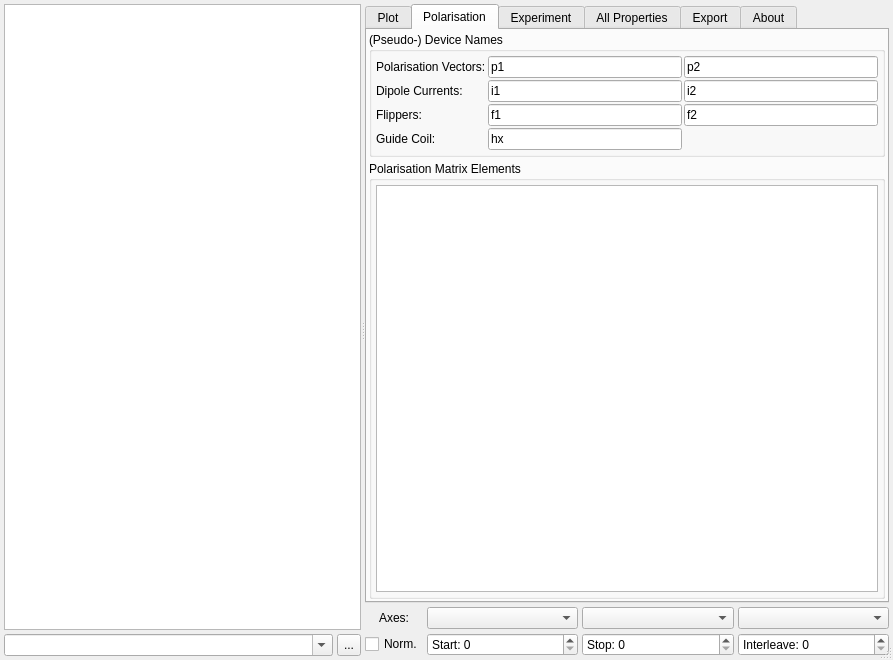
First picture: the form in ui/scanviewer.ui, repository tweber-ill/ill_mirror-takin2-core, before the edit.
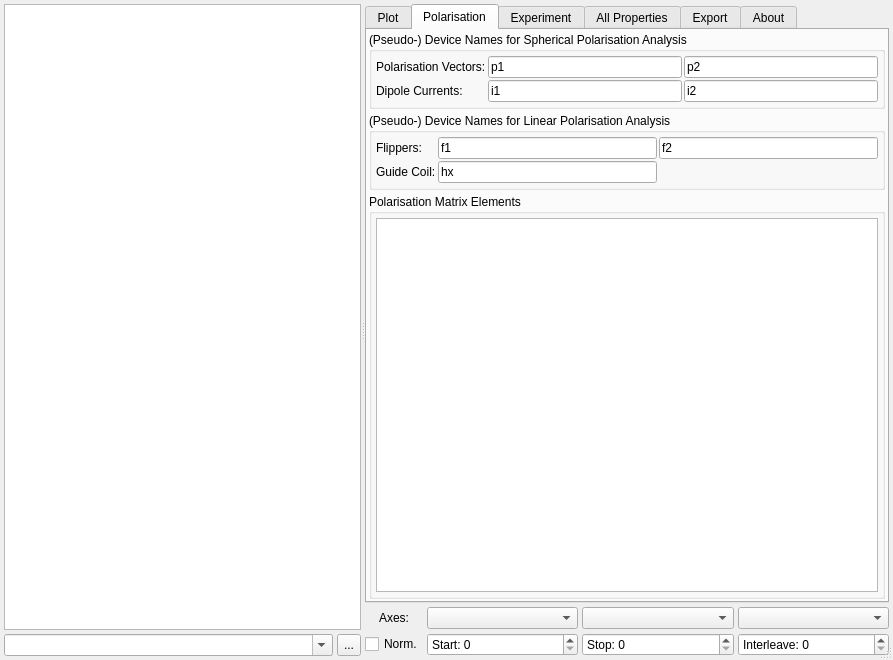
Second picture: the form after the edit. The open tabs and pages were chosen to show the change. Custom widgets are drawn as their Qt base class.

Commit message: ordered some gui elements

What changed in the file:
```diff
--- a/ui/scanviewer.ui
+++ b/ui/scanviewer.ui
@@ -234,7 +234,7 @@
            <item row="0" column="0">
             <widget class="QGroupBox" name="groupBox_4">
              <property name="title">
-              <string>(Pseudo-) Device Names</string>
+              <string>(Pseudo-) Device Names for Spherical Polarisation Analysis</string>
              </property>
              <layout class="QGridLayout" name="gridLayout_13">
               <property name="margin">
@@ -243,40 +243,6 @@
               <property name="spacing">
                <number>2</number>
               </property>
-              <item row="1" column="1">
-               <widget class="QLineEdit" name="editPolCur1">
-                <property name="toolTip">
-                 <string>Initial.</string>
-                </property>
-                <property name="text">
-                 <string>i1</string>
-                </property>
-               </widget>
-              </item>
-              <item row="0" column="1">
-               <widget class="QLineEdit" name="editPolVec1">
-                <property name="toolTip">
-                 <string>Initial.</string>
-                </property>
-                <property name="text">
-                 <string>p1</string>
-                </property>
-               </widget>
-              </item>
-              <item row="2" column="0">
-               <widget class="QLabel" name="label_19">
-                <property name="text">
-                 <string>Flippers:</string>
-                </property>
-               </widget>
-              </item>
-              <item row="2" column="1">
-               <widget class="QLineEdit" name="editFlip1">
-                <property name="text">
-                 <string>f1</string>
-                </property>
-               </widget>
-              </item>
               <item row="1" column="2">
                <widget class="QLineEdit" name="editPolCur2">
                 <property name="toolTip">
@@ -287,13 +253,6 @@
                 </property>
                </widget>
               </item>
-              <item row="2" column="2">
-               <widget class="QLineEdit" name="editFlip2">
-                <property name="text">
-                 <string>f2</string>
-                </property>
-               </widget>
-              </item>
               <item row="1" column="0">
                <widget class="QLabel" name="label_18">
                 <property name="text">
@@ -318,24 +277,30 @@
                 </property>
                </widget>
               </item>
-              <item row="3" column="1">
-               <widget class="QLineEdit" name="editXYZ">
+              <item row="0" column="1">
+               <widget class="QLineEdit" name="editPolVec1">
+                <property name="toolTip">
+                 <string>Initial.</string>
+                </property>
                 <property name="text">
-                 <string>hx</string>
+                 <string>p1</string>
                 </property>
                </widget>
               </item>
-              <item row="3" column="0">
-               <widget class="QLabel" name="label_20">
+              <item row="1" column="1">
+               <widget class="QLineEdit" name="editPolCur1">
+                <property name="toolTip">
+                 <string>Initial.</string>
+                </property>
                 <property name="text">
-                 <string>Guide Coil:</string>
+                 <string>i1</string>
                 </property>
                </widget>
               </item>
              </layout>
             </widget>
            </item>
-           <item row="1" column="0">
+           <item row="2" column="0">
             <widget class="QGroupBox" name="groupBox_5">
              <property name="title">
               <string>Polarisation Matrix Elements</string>
@@ -363,6 +328,56 @@
              </layout>
             </widget>
            </item>
+           <item row="1" column="0">
+            <widget class="QGroupBox" name="groupBox_6">
+             <property name="title">
+              <string>(Pseudo-) Device Names for Linear Polarisation Analysis</string>
+             </property>
+             <layout class="QGridLayout" name="gridLayout_16">
+              <property name="margin">
+               <number>4</number>
+              </property>
+              <property name="spacing">
+               <number>2</number>
+              </property>
+              <item row="0" column="0">
+               <widget class="QLabel" name="label_19">
+                <property name="text">
+                 <string>Flippers:</string>
+                </property>
+               </widget>
+              </item>
+              <item row="0" column="1">
+               <widget class="QLineEdit" name="editFlip1">
+                <property name="text">
+                 <string>f1</string>
+                </property>
+               </widget>
+              </item>
+              <item row="0" column="2">
+               <widget class="QLineEdit" name="editFlip2">
+                <property name="text">
+                 <string>f2</string>
+                </property>
+               </widget>
+              </item>
+              <item row="1" column="0">
+               <widget class="QLabel" name="label_20">
+                <property name="text">
+                 <string>Guide Coil:</string>
+                </property>
+               </widget>
+              </item>
+              <item row="1" column="1">
+               <widget class="QLineEdit" name="editXYZ">
+                <property name="text">
+                 <string>hx</string>
+                </property>
+               </widget>
+              </item>
+             </layout>
+            </widget>
+           </item>
           </layout>
          </widget>
          <widget class="QWidget" name="tabExp">
```
Left out of the diff: 3 changed lines with no effect on the pictures.
